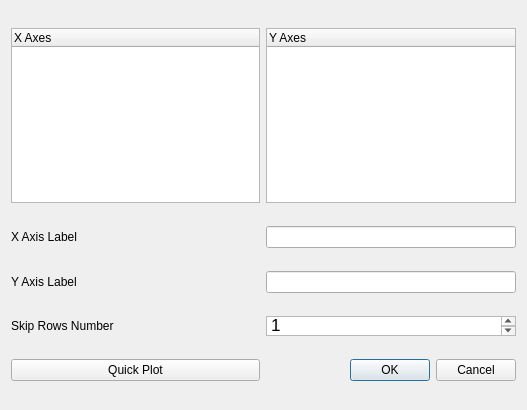
austinmcano/GeorgeGroupGui, file src/Ui_Files/Dialogs/Plot_Dialog_General.ui: the form before one commit.
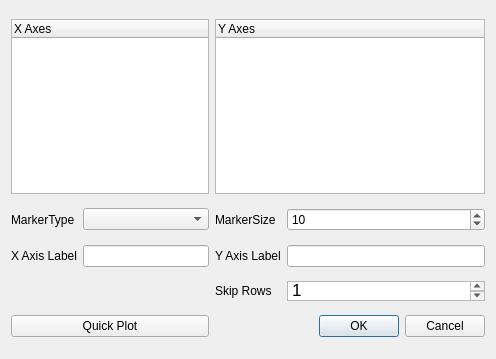
The form after the commit.

Patch:
```diff
--- a/src/Ui_Files/Dialogs/Plot_Dialog_General.ui
+++ b/src/Ui_Files/Dialogs/Plot_Dialog_General.ui
@@ -6,55 +6,67 @@
    <rect>
     <x>0</x>
     <y>0</y>
-    <width>527</width>
-    <height>410</height>
+    <width>496</width>
+    <height>359</height>
    </rect>
   </property>
   <property name="windowTitle">
    <string>Dialog</string>
   </property>
   <layout class="QGridLayout" name="gridLayout_2">
-   <item row="7" column="1">
-    <widget class="QDialogButtonBox" name="buttonBox">
-     <property name="orientation">
-      <enum>Qt::Horizontal</enum>
+   <item row="2" column="1">
+    <widget class="QComboBox" name="comboBox"/>
+   </item>
+   <item row="4" column="1">
+    <widget class="QLineEdit" name="x_label">
+     <property name="text">
+      <string/>
      </property>
-     <property name="standardButtons">
-      <set>QDialogButtonBox::Cancel|QDialogButtonBox::Ok</set>
+    </widget>
+   </item>
+   <item row="2" column="0">
+    <widget class="QLabel" name="label_4">
+     <property name="text">
+      <string>MarkerType</string>
      </property>
     </widget>
    </item>
-   <item row="1" column="0">
-    <widget class="QTreeWidget" name="treeWidget">
-     <property name="maximumSize">
-      <size>
-       <width>16777215</width>
-       <height>175</height>
-      </size>
+   <item row="2" column="2">
+    <widget class="QLabel" name="label_5">
+     <property name="text">
+      <string>MarkerSize</string>
      </property>
-     <column>
-      <property name="text">
-       <string>X Axes</string>
-      </property>
-     </column>
     </widget>
    </item>
-   <item row="1" column="1">
-    <widget class="QTreeWidget" name="treeWidget_2">
-     <property name="maximumSize">
-      <size>
-       <width>16777215</width>
-       <height>175</height>
-      </size>
+   <item row="4" column="0">
+    <widget class="QLabel" name="label_2">
+     <property name="text">
+      <string>X Axis Label</string>
      </property>
-     <column>
-      <property name="text">
-       <string>Y Axes</string>
-      </property>
-     </column>
     </widget>
    </item>
-   <item row="5" column="1">
+   <item row="2" column="3">
+    <widget class="QSpinBox" name="spinBox">
+     <property name="value">
+      <number>10</number>
+     </property>
+    </widget>
+   </item>
+   <item row="4" column="3">
+    <widget class="QLineEdit" name="y_label">
+     <property name="text">
+      <string/>
+     </property>
+    </widget>
+   </item>
+   <item row="4" column="2">
+    <widget class="QLabel" name="label_3">
+     <property name="text">
+      <string>Y Axis Label</string>
+     </property>
+    </widget>
+   </item>
+   <item row="7" column="3">
     <widget class="QTextEdit" name="skip_rows_num">
      <property name="maximumSize">
       <size>
@@ -71,42 +83,57 @@
      </property>
     </widget>
    </item>
-   <item row="2" column="0">
-    <widget class="QLabel" name="label_2">
-     <property name="text">
-      <string>X Axis Label</string>
-     </property>
-    </widget>
-   </item>
-   <item row="5" column="0">
+   <item row="7" column="2">
     <widget class="QLabel" name="label">
      <property name="text">
-      <string>Skip Rows Number</string>
+      <string>Skip Rows</string>
      </property>
     </widget>
    </item>
-   <item row="3" column="0">
-    <widget class="QLabel" name="label_3">
-     <property name="text">
-      <string>Y Axis Label</string>
+   <item row="1" column="2" colspan="2">
+    <widget class="QTreeWidget" name="treeWidget_2">
+     <property name="maximumSize">
+      <size>
+       <width>16777215</width>
+       <height>175</height>
+      </size>
      </property>
+     <property name="selectionMode">
+      <enum>QAbstractItemView::ExtendedSelection</enum>
+     </property>
+     <column>
+      <property name="text">
+       <string>Y Axes</string>
+      </property>
+     </column>
     </widget>
    </item>
-   <item row="2" column="1">
-    <widget class="QLineEdit" name="x_label">
-     <property name="text">
-      <string/>
+   <item row="1" column="0" colspan="2">
+    <widget class="QTreeWidget" name="treeWidget">
+     <property name="maximumSize">
+      <size>
+       <width>16777215</width>
+       <height>175</height>
+      </size>
      </property>
+     <column>
+      <property name="text">
+       <string>X Axes</string>
+      </property>
+     </column>
     </widget>
    </item>
-   <item row="3" column="1">
-    <widget class="QLineEdit" name="y_label">
-     <property name="text">
-      <string/>
+   <item row="9" column="3">
+    <widget class="QDialogButtonBox" name="buttonBox">
+     <property name="orientation">
+      <enum>Qt::Horizontal</enum>
      </property>
+     <property name="standardButtons">
+      <set>QDialogButtonBox::Cancel|QDialogButtonBox::Ok</set>
+     </property>
     </widget>
    </item>
-   <item row="7" column="0">
+   <item row="9" column="0" colspan="2">
     <widget class="QPushButton" name="QP_pushbutton">
      <property name="text">
       <string>Quick Plot</string>
```
